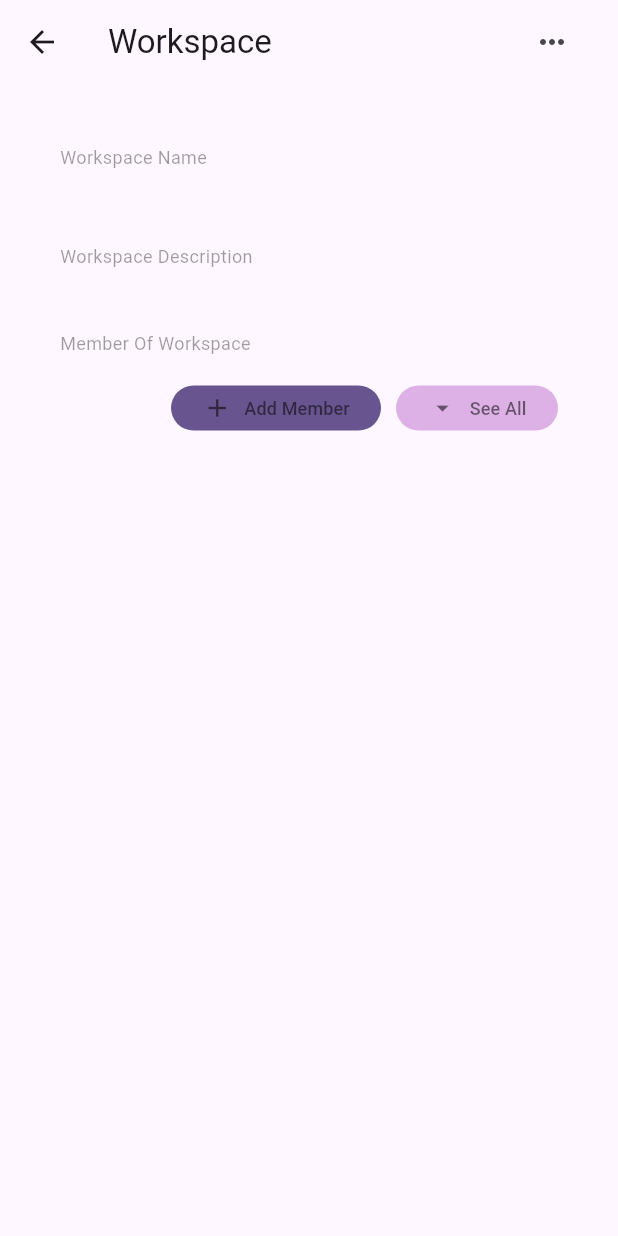
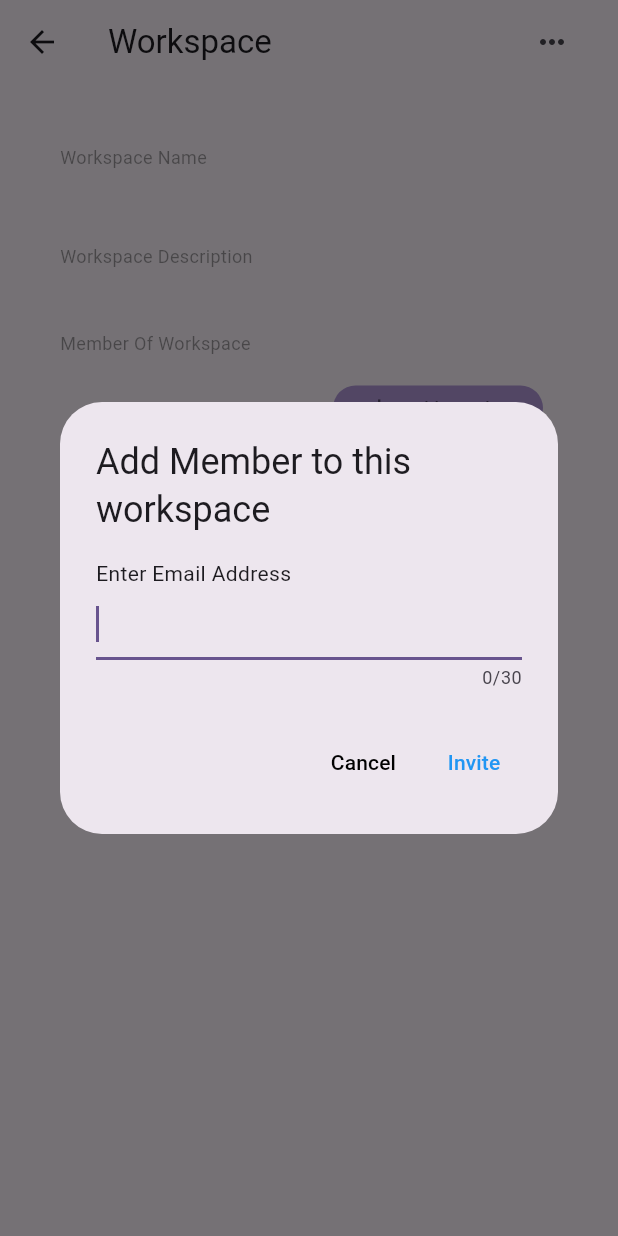
Before and after one commit to shizucc/Aray, a Flutter app: the WorkspaceDetail screen opened directly with empty values, after a tap on "Add Member", on a phone screen of 412 x 824 dp. Run offline on Flutter 3.47's test engine with Material 2 defaults, Android fonts, the phone set to English and light mode, and no system bars; our stand-ins replace cloud_firestore, file_picker, firebase_auth, firebase_core, firebase_storage, flutter_image_compress and 6 more; accounts and stored records are empty; network calls fail.

Commit message:
invite done

```diff
--- a/lib/app/data/model/model_user.dart
+++ b/lib/app/data/model/model_user.dart
@@ -1,17 +1,31 @@
+import 'package:cloud_firestore/cloud_firestore.dart';
+
 class UserModel {
-  String? email;
-  String? username;
+  String email;
+  String username;
   String role;
+  DateTime joinDate;
 
-  UserModel({required this.email, required this.username, this.role = 'user'});
+  UserModel(
+      {required this.email,
+      required this.username,
+      this.role = 'user',
+      required this.joinDate});
 
   UserModel.fromJson(Map<String, dynamic> json)
       : this(
-            email: json['email'],
-            username: json['username'],
-            role: json['role']);
+          email: json['email'] as String,
+          username: json['username'] as String,
+          role: json['role'] as String,
+          joinDate: (json['join_date'] as Timestamp).toDate(),
+        );
 
   Map<String, Object?> toJson() {
-    return {'email': email, 'username': username, 'role': role};
+    return {
+      'email': email,
+      'username': username,
+      'role': role,
+      'join_date': joinDate
+    };
   }
 }
--- /dev/null
+++ b/lib/app/modules/notification/controller/controller_notification.dart
@@ -0,0 +1,5 @@
+import 'package:get/get.dart';
+
+class NotificationAnimationController extends GetxController {}
+
+class NotificationController extends GetxController {}
--- a/lib/app/modules/workspaces/views/workspace_detail.dart
+++ b/lib/app/modules/workspaces/views/workspace_detail.dart
@@ -127,7 +127,7 @@ class WorkspaceCollaboratorField extends StatelessWidget {
             final userRole = user['userRole'] as String;
             final userSnapshot =
                 user['userSnapshot'] as DocumentSnapshot<UserModel>;
-            return memberTile(userSnapshot, userRole);
+            return memberTile(userSnapshot, userRole, c, a);
           }).toList();
           return Column(
             children: usersTile,
@@ -145,10 +145,15 @@ class WorkspaceCollaboratorField extends StatelessWidget {
                 width: 140,
                 height: 30,
                 child: FilledButton.icon(
-                  onPressed: () {},
+                  onPressed: () {
+                    showDialog(
+                      context: context,
+                      builder: (context) => addMemberDialog(context, a, c),
+                    );
+                  },
                   style: ElevatedButton.styleFrom(
-                    padding: const EdgeInsets.symmetric(horizontal: 0),
-                  ),
+                      padding: const EdgeInsets.symmetric(horizontal: 0),
+                      backgroundColor: Colors.deepPurple.withOpacity(0.5)),
                   icon: const Icon(
                     Icons.add,
                     size: 20.0,
@@ -161,36 +166,14 @@ class WorkspaceCollaboratorField extends StatelessWidget {
                 ),
               ),
             ),
-            Container(
-              child: SizedBox(
-                width: 108,
-                height: 30,
-                child: FilledButton.icon(
-                  onPressed: () {},
-                  style: ElevatedButton.styleFrom(
-                    primary: const Color.fromARGB(255, 222, 177, 230),
-                    padding: const EdgeInsets.symmetric(horizontal: 0),
-                  ),
-                  icon: const Icon(
-                    Icons.arrow_drop_down,
-                    size: 20.0,
-                    color: Colors.black54,
-                  ),
-                  label: const Text(
-                    'See All',
-                    style: TextStyle(fontSize: 12, color: Colors.black54),
-                  ),
-                ),
-              ),
-            ),
           ],
         ),
       ),
     ]);
   }
 
-  ListTile memberTile(
-      DocumentSnapshot<UserModel> userSnapshot, String userRole) {
+  ListTile memberTile(DocumentSnapshot<UserModel> userSnapshot, String userRole,
+      WorkspaceDetailController c, WorkspaceDetailAnimationController a) {
     final UserModel user = userSnapshot.data()!;
     final bool isCreator = userRole == "creator";
     return ListTile(
@@ -213,16 +196,20 @@ class WorkspaceCollaboratorField extends StatelessWidget {
                 size: 15,
               ),
               itemBuilder: (BuildContext context) => <PopupMenuEntry>[
-                    const PopupMenuItem(
-                      value: 'End This Workspace',
-                      // ignore: unnecessary_const
-                      child: Text('Remove',
-                          style: TextStyle(color: Color(0xffFF0000))),
-                    ),
-                  ],
-              onSelected: (dynamic value) {
-                print(value);
-              })
+                PopupMenuItem(
+                  value: 'remove_membership',
+                  child: const Text('Remove',
+                      style: TextStyle(color: Color(0xffFF0000))),
+                  onTap: () {
+                    showDialog(
+                      context: context,
+                      builder: (context) =>
+                          removeMembershipDialog(context, a, c),
+                    );
+                  },
+                ),
+              ],
+            )
           : null,
     );
   }
@@ -241,12 +228,64 @@ class WorkspaceCollaboratorField extends StatelessWidget {
               onPressed: () async {},
               child: const Text(
                 "Remove",
-                style: TextStyle(color: Colors.blue),
+                style: TextStyle(color: Colors.red),
               ))
         ],
         title: const Text("Remove Membership"),
         // titleTextStyle: const TextStyle(fontSize: 16, color: Colors.black),
         content: Text("This member can be invited again"));
+  }
+
+  AlertDialog addMemberDialog(BuildContext context,
+      WorkspaceDetailAnimationController a, WorkspaceDetailController c) {
+    final formKey = GlobalKey<FormState>();
+    final userEmailTextFieldController = TextEditingController();
+    return AlertDialog(
+        actions: [
+          TextButton(
+              onPressed: () {
+                Navigator.pop(context);
+              },
+              child:
+                  const Text("Cancel", style: TextStyle(color: Colors.black))),
+          TextButton(
+              onPressed: () async {
+                if (formKey.currentState!.validate()) {
+                  final userEmail = userEmailTextFieldController.value.text;
+                  c.addWorkspaceMember(userEmail);
+                  Navigator.pop(context);
+                }
+              },
+              child: const Text(
+                "Invite",
+                style: TextStyle(color: Colors.blue),
+              ))
+        ],
+        title: const Text("Add Member to this workspace"),
+        // titleTextStyle: const TextStyle(fontSize: 16, color: Colors.black),
+        content: Column(
+            crossAxisAlignment: CrossAxisAlignment.start,
+            mainAxisSize: MainAxisSize.min,
+            children: [
+              const Text("Enter Email Address"),
+              Form(
+                key: formKey,
+                child: TextFormField(
+                  controller: userEmailTextFieldController,
+                  autofocus: true,
+                  maxLength: 30,
+                  validator: (value) {
+                    if (value == null || value.isEmpty) {
+                      return 'Email cannot be empty!';
+                    }
+                    if (!value.isEmail) {
+                      return 'Enter a valid email!';
+                    }
+                    return null;
+                  },
+                ),
+              ),
+            ]));
   }
 }
 
@@ -282,7 +321,7 @@ class WorkspaceDescriptionField extends StatelessWidget {
                       a.setDefaultValueTextfield(
                           a.workspaceDescriptionController,
                           workspace.description!);
-                      a.switcIsWorkspaceDescriptionEditing(true);
+                      a.switchIsWorkspaceDescriptionEditing(true);
                     },
                     child: a.isWorkspaceDescriptionEditing.value
                         ? TextField(
@@ -293,9 +332,9 @@ class WorkspaceDescriptionField extends StatelessWidget {
                               color: Colors.black,
                             ),
                             onEditingComplete: () {
-                              c.updateProjectFromTextField('description',
+                              c.updateWorkspaceFromTextField('description',
                                   a.workspaceDescriptionController);
-                              a.switcIsWorkspaceDescriptionEditing(false);
+                              a.switchIsWorkspaceDescriptionEditing(false);
                             },
                           )
                         : Text(
@@ -355,7 +394,7 @@ class WorkspaceNameField extends StatelessWidget {
                               color: Colors.black,
                             ),
                             onEditingComplete: () {
-                              c.updateProjectFromTextField(
+                              c.updateWorkspaceFromTextField(
                                   'name', a.workspaceNameController);
                               a.switchIsWorkspaceNameEditing(false);
                             },
--- a/lib/app/routes/app_pages.dart
+++ b/lib/app/routes/app_pages.dart
@@ -3,6 +3,8 @@ import 'package:aray/app/modules/activity/views/activity_detail.dart';
 import 'package:aray/app/modules/activity/views/activity_view.dart';
 import 'package:aray/app/modules/auth/bindings/bindings_login_page.dart';
 import 'package:aray/app/modules/auth/views/login_page.dart';
+import 'package:aray/app/modules/notification/bindings/bindings_notification_view.dart';
+import 'package:aray/app/modules/notification/views/notification_view.dart';
 import 'package:aray/app/modules/projects/bindings/bindings_project.dart';
 import 'package:aray/app/modules/projects/bindings/bindings_project_detail.dart';
 import 'package:aray/app/modules/projects/views/project_detail.dart';
@@ -40,5 +42,9 @@ class AppPages {
         name: _Paths.ACTIVITYDETAIL,
         page: () => const ActivityDetail(),
         binding: ActivityDetailBinding()),
+    GetPage(
+        name: _Paths.NOTIFICATION,
+        page: () => const NotificationView(),
+        binding: NotificationBinding())
   ];
 }
--- a/lib/app/routes/app_routes.dart
+++ b/lib/app/routes/app_routes.dart
@@ -10,6 +10,7 @@ abstract class Routes {
   static const ACTIVITYDETAIL = _Paths.ACTIVITYDETAIL;
   static const PROJECTDETAIL = _Paths.PROJECTDETAIL;
   static const WORKSPACEDETAIL = _Paths.WORKSPACEDETAIL;
+  static const NOTIFICATION = _Paths.NOTIFICATION;
 }
 
 abstract class _Paths {
@@ -21,4 +22,5 @@ abstract class _Paths {
   static const ACTIVITY = "/activity";
   static const ACTIVITYDETAIL = "/activity/detail";
   static const WORKSPACEDETAIL = '/workspace/detail';
+  static const NOTIFICATION = "/notification";
 }
```
Also changed, not shown: lib/app/modules/auth/controller/controller_login_page.dart (+3 -5 lines), lib/app/modules/notification/bindings/bindings_notification_view.dart (added, +11 -0 lines), lib/app/modules/notification/views/notification_view.dart (renamed from lib/app/modules/notification/views/notification_page.dart, +25 -27 lines), lib/app/modules/workspaces/controller/controller_workspace_detail.dart (+23 -6 lines).
